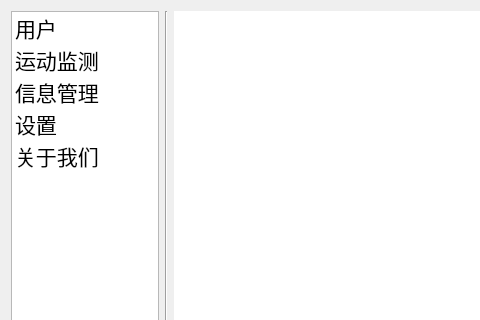
Qt form Goat/helpdialog.ui (po-ppy/NewGoat) before a commit; both pictures show x 0 to 480 and y 0 to 320 of the 579 by 648 pixel window.
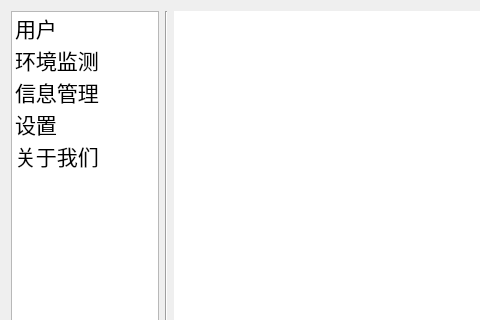
The same form after that commit. Icons and pictures are not drawn.

The edit to the form file:
```diff
--- a/Goat/helpdialog.ui
+++ b/Goat/helpdialog.ui
@@ -35,7 +35,7 @@
        </item>
        <item>
         <property name="text">
-         <string>运动监测</string>
+         <string>环境监测</string>
         </property>
         <property name="icon">
          <iconset resource="icons.qrc">
```
